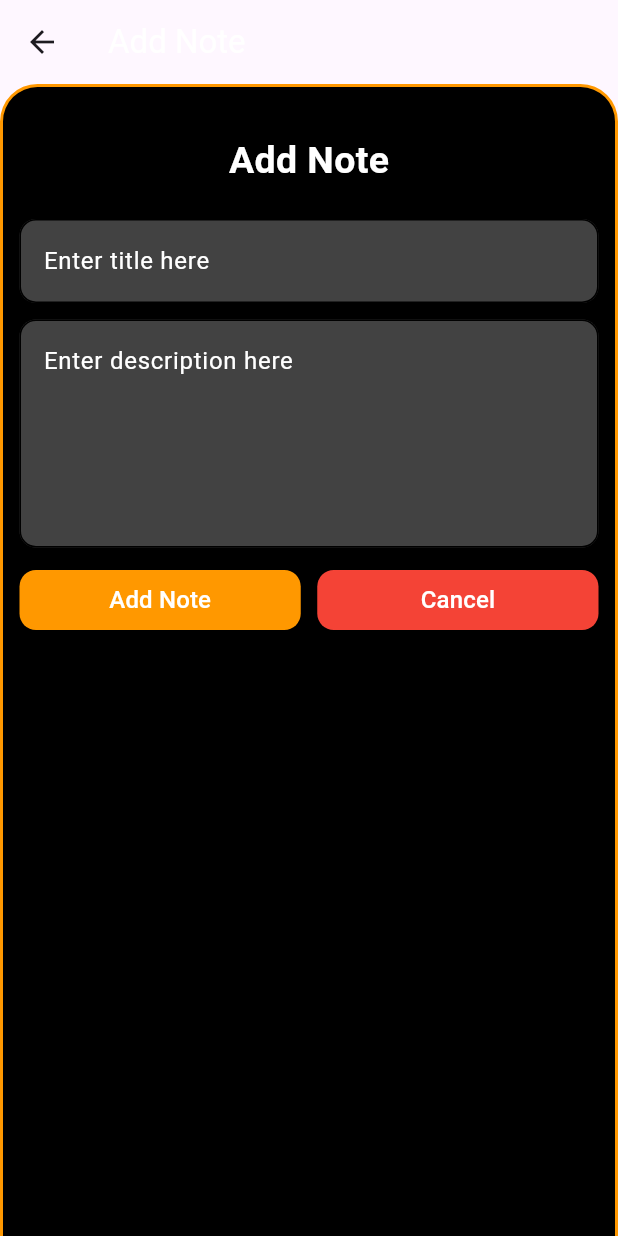
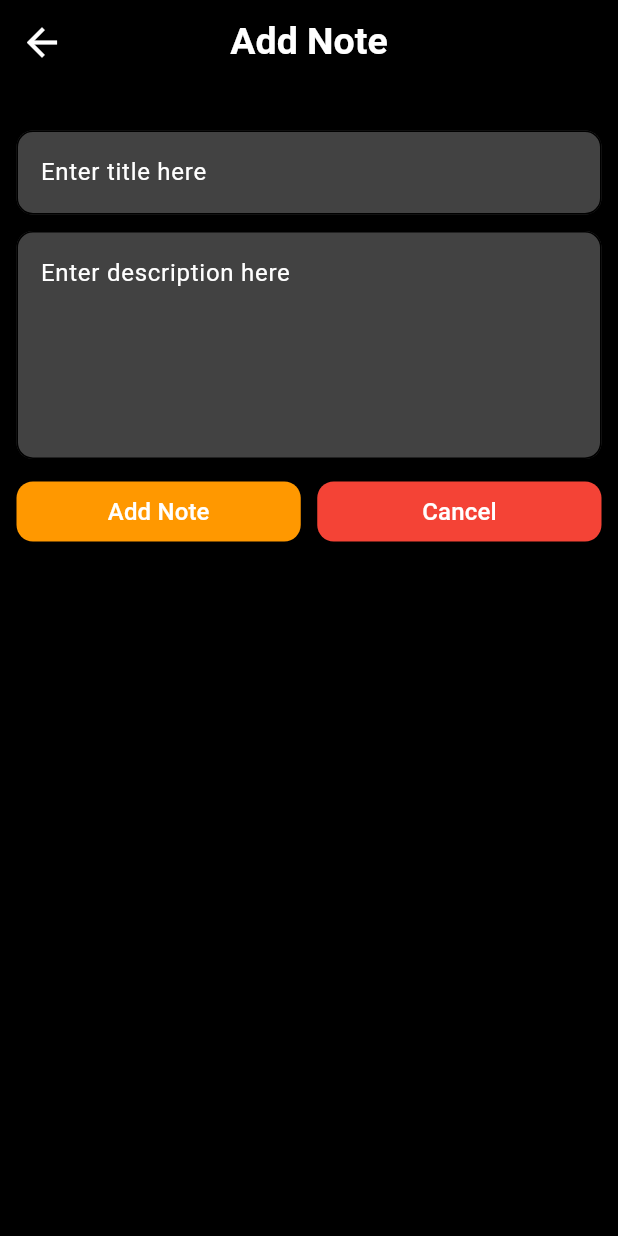
Before and after one commit to muhammadXainAhmad/notes_app_sqflite_provider, a Flutter app: the screen it shows after launch, after a tap on the "note add" icon, on a phone screen of 412 x 824 dp. Run offline on Flutter 3.47's test engine with Material 3 defaults, Android fonts, the phone set to English and light mode, and no system bars; our stand-ins replace sqflite; accounts and stored records are empty.

Commit message:
Getting provider package

```diff
--- a/lib/Views/add_note_page.dart
+++ b/lib/Views/add_note_page.dart
@@ -19,15 +19,27 @@ class AddNotePage extends StatelessWidget {
 
   @override
   Widget build(BuildContext context) {
+    if (isUpdate) {
+      titleController.text = title;
+      descController.text = desc;
+    }
     return Scaffold(
+      backgroundColor: Colors.black,
       appBar: AppBar(
+        backgroundColor: Colors.black,
+        centerTitle: true,
         title: Text(
-          "Add Note",
-          style: TextStyle(color: MyConstants.myTxtColor),
+          isUpdate ? "Update Note" : "Add Note",
+          style: TextStyle(
+            fontSize: 25,
+            fontWeight: FontWeight.bold,
+            color: MyConstants.myTxtColor,
+          ),
         ),
+        iconTheme: const IconThemeData(color: Colors.white, size: 30),
       ),
       body: Container(
-        decoration: BoxDecoration(
+        /*decoration: BoxDecoration(
           border: Border(
             left: BorderSide(color: MyConstants.myBtnColor, width: 2),
             right: BorderSide(color: MyConstants.myBtnColor, width: 2),
@@ -38,21 +50,12 @@ class AddNotePage extends StatelessWidget {
             topRight: Radius.circular(25),
           ),
           color: Colors.black,
-        ),
+        ),*/
         padding: EdgeInsets.all(11),
         width: double.infinity,
         child: Column(
           children: [
             SizedBox(height: 20),
-            Text(
-              isUpdate ? "Update Note" : "Add Note",
-              style: TextStyle(
-                fontSize: 25,
-                fontWeight: FontWeight.bold,
-                color: MyConstants.myTxtColor,
-              ),
-            ),
-            SizedBox(height: 21),
             TextField(
               style: TextStyle(color: MyConstants.myTxtColor, fontSize: 16),
               controller: titleController,
--- a/lib/Views/local_db_home.dart
+++ b/lib/Views/local_db_home.dart
@@ -30,7 +30,7 @@ class _MyDbHomeState extends State<MyDbHome> {
     return Scaffold(
       backgroundColor: Colors.black,
       appBar: AppBar(
-        backgroundColor: Colors.black12,
+        backgroundColor: Colors.black,
         centerTitle: true,
         title: Text(
           "ALL NOTES",
--- a/pubspec.yaml
+++ b/pubspec.yaml
@@ -37,6 +37,7 @@ dependencies:
   sqflite: ^2.4.2
   path_provider: ^2.1.5
   path: ^1.9.1
+  provider: ^6.1.4
 
 dev_dependencies:
   flutter_test:
```
Also changed, not shown: pubspec.lock.
